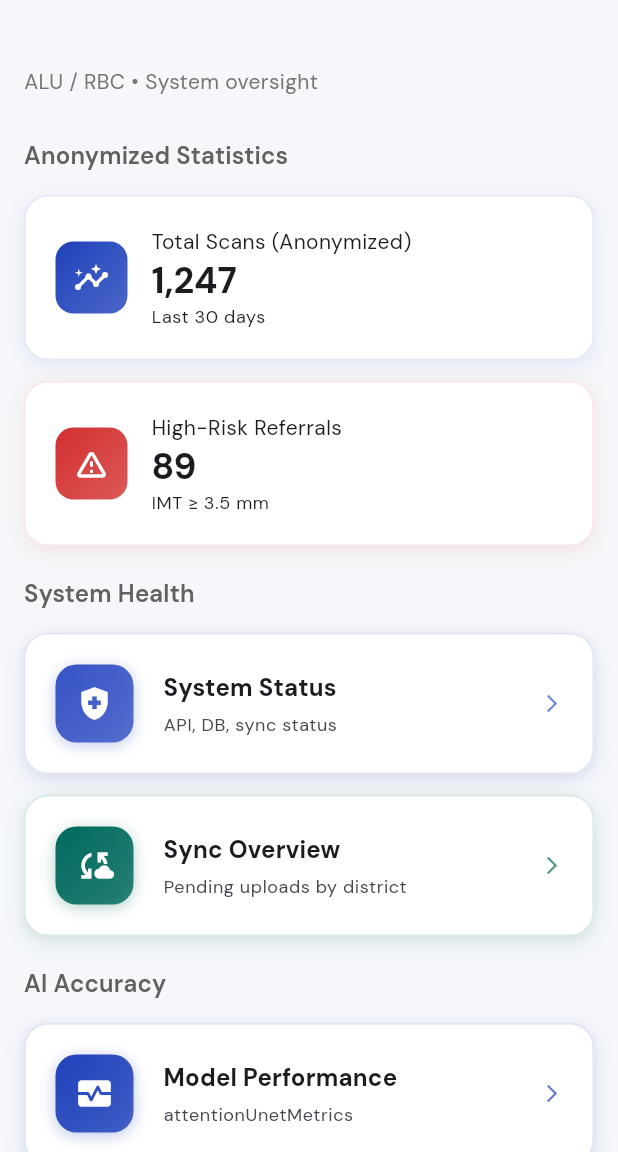
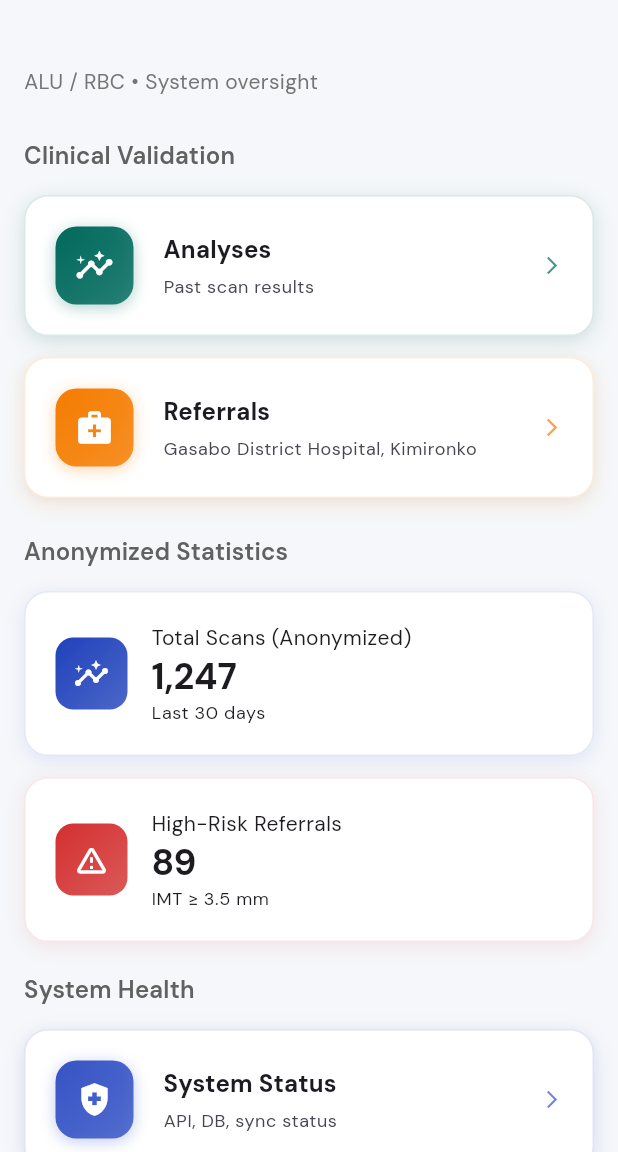
Before and after one commit to Deolinda1506/Capstone-project, a Flutter app: the AdminDashboard screen opened directly with empty values, on a phone screen of 412 x 824 dp, the part 84-1236 px from its top. Run offline on Flutter 3.47's test engine with Material 3 defaults, Android fonts, the phone set to English and light mode, and no system bars; our stand-ins replace connectivity_plus, file_picker, flutter_map, flutter_secure_storage, go_router, google_fonts and 5 more; accounts and stored records are empty; project files that could hold a hidden picture were left out.

Commit message:
Dashboard: admin links to analyses/referrals; bottom padding above nav bar
Made-with: Cursor

```diff
--- a/app/lib/screens/dashboard/admin_dashboard.dart
+++ b/app/lib/screens/dashboard/admin_dashboard.dart
@@ -61,6 +61,24 @@ class AdminDashboard extends StatelessWidget {
                 ).textTheme.bodyMedium?.copyWith(color: Colors.grey[600]),
               ),
               const SizedBox(height: 28),
+              _SectionTitle(title: context.l10n.t('clinicalValidation')),
+              const SizedBox(height: 14),
+              QuickActionCard(
+                icon: Icons.insights,
+                title: context.l10n.t('analyses'),
+                subtitle: context.l10n.t('analysesSubtitle'),
+                color: AppTheme.accentTeal,
+                onTap: () => context.go('/analyses'),
+              ),
+              const SizedBox(height: 14),
+              QuickActionCard(
+                icon: Icons.medical_services,
+                title: context.l10n.t('referrals'),
+                subtitle: context.l10n.t('referralsSubtitle'),
+                color: AppTheme.riskModerate,
+                onTap: () => context.go('/referrals'),
+              ),
+              const SizedBox(height: 24),
               _SectionTitle(title: context.l10n.t('anonymizedStatistics')),
               const SizedBox(height: 14),
               _StatCard(
@@ -106,6 +124,7 @@ class AdminDashboard extends StatelessWidget {
                 color: AppTheme.primaryBlue,
                 onTap: () => context.push('/admin/ai-metrics'),
               ),
+              SizedBox(height: MediaQuery.paddingOf(context).bottom + 88),
             ],
           ),
         ),
--- a/app/lib/screens/dashboard/chw_dashboard.dart
+++ b/app/lib/screens/dashboard/chw_dashboard.dart
@@ -117,6 +117,7 @@ class ChwDashboard extends StatelessWidget {
                     color: AppTheme.riskModerate,
                     onTap: () => context.go('/referrals'),
                   ),
+                  SizedBox(height: MediaQuery.paddingOf(context).bottom + 88),
                 ],
               );
               },
--- a/app/lib/screens/dashboard/clinician_dashboard.dart
+++ b/app/lib/screens/dashboard/clinician_dashboard.dart
@@ -101,6 +101,7 @@ class ClinicianDashboard extends StatelessWidget {
                 color: AppTheme.riskModerate,
                 onTap: () => context.go('/referrals'),
               ),
+              SizedBox(height: MediaQuery.paddingOf(context).bottom + 88),
             ],
           ),
         ),
```
